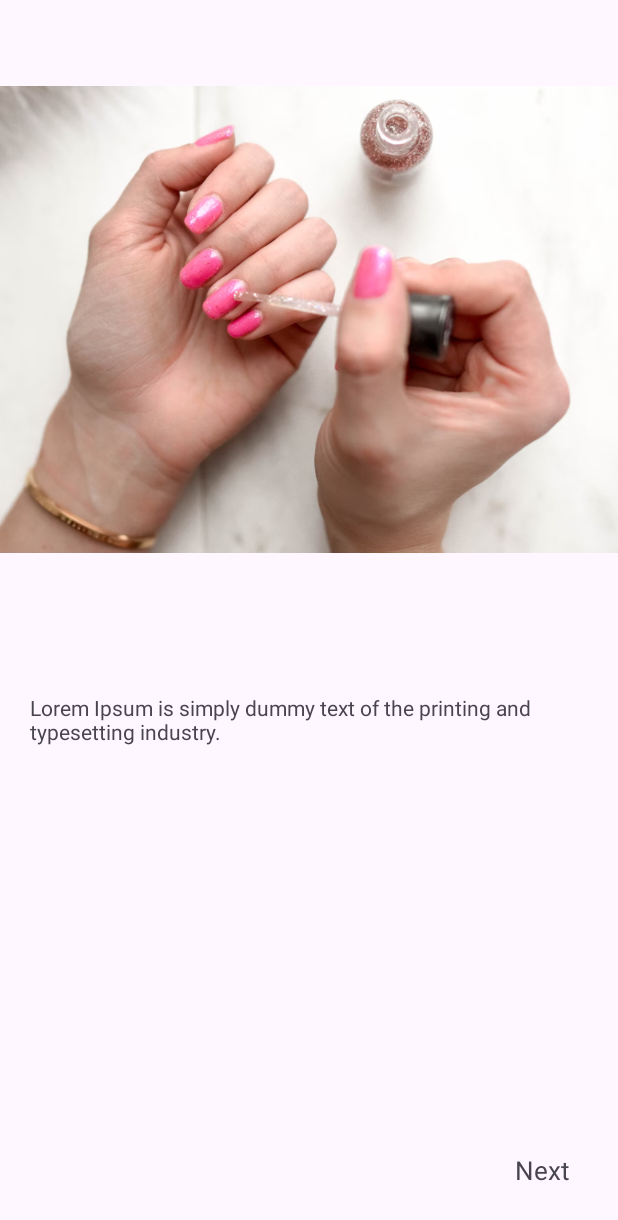
After one commit to Dilipk121/SplashScreenUsingNavigationComponent, an Android app: the fragment SecondScreen placed in its activity, on a phone screen of 412 x 824 dp. The commit adds this screen. Shown: the top 1220 px of the screen. Run offline under Robolectric (Android 15) with nearby library versions, the phone set to English and light mode, and no system bars; libraries missing offline, so code that uses them is left out: com.mikhaellopez.circularimageview; 2 statements that could not run were skipped.

Commit message:
update with onbording screens

```diff
--- a/app/build.gradle.kts
+++ b/app/build.gradle.kts
@@ -48,4 +48,6 @@ dependencies {
     androidTestImplementation("androidx.test.espresso:espresso-core:3.5.1")
 
     implementation ("com.mikhaellopez:circularimageview:4.3.1")
+    //page indicator
+    implementation("com.tbuonomo:dotsindicator:5.0")
 }
--- /dev/null
+++ b/app/src/main/java/com/example/splashscreenusingnavigationcomponent/screens/SecondScreen.kt
@@ -0,0 +1,36 @@
+package com.example.splashscreenusingnavigationcomponent.screens
+
+import android.os.Bundle
+import androidx.fragment.app.Fragment
+import android.view.LayoutInflater
+import android.view.View
+import android.view.ViewGroup
+import android.widget.TextView
+import androidx.viewpager2.widget.ViewPager2
+import com.example.splashscreenusingnavigationcomponent.R
+
+
+class SecondScreen : Fragment() {
+
+
+    override fun onCreateView(
+        inflater: LayoutInflater, container: ViewGroup?,
+        savedInstanceState: Bundle?
+    ): View? {
+        // Inflate the layout for this fragment
+        val view =  inflater.inflate(R.layout.fragment_second_screen, container, false)
+
+        val tvNext = view.findViewById<TextView>(R.id.tv_nextTwo)
+        val viewPager = activity?.findViewById<ViewPager2>(R.id.view_pager2)
+
+        tvNext.setOnClickListener(){
+
+            viewPager?.currentItem = 2
+
+        }
+
+        return view
+    }
+
+
+}
--- a/app/src/main/res/anim/from_bottom.xml
+++ b/app/src/main/res/anim/from_bottom.xml
@@ -3,12 +3,13 @@
 
 
     <translate
-        android:fromYDelta="0"
-        android:toYDelta="300%"
+        android:fromXDelta="0"
+        android:fromYDelta="300%"
         android:duration="1500"/>
 
     <alpha
         android:fromAlpha="0"
         android:toAlpha="1"
         android:duration="1500"/>
+
 </set>
--- a/app/src/main/res/anim/from_top.xml
+++ b/app/src/main/res/anim/from_top.xml
@@ -3,8 +3,8 @@
 
 
     <translate
-        android:fromYDelta="0"
-        android:toYDelta="-300%"
+        android:fromXDelta="0"
+        android:fromYDelta="-300%"
         android:duration="1500"/>
 
     <alpha
--- /dev/null
+++ b/app/src/main/res/layout/fragment_second_screen.xml
@@ -0,0 +1,44 @@
+<?xml version="1.0" encoding="utf-8"?>
+<androidx.constraintlayout.widget.ConstraintLayout xmlns:android="http://schemas.android.com/apk/res/android"
+    xmlns:app="http://schemas.android.com/apk/res-auto"
+    xmlns:tools="http://schemas.android.com/tools"
+    android:layout_width="match_parent"
+    android:layout_height="match_parent"
+    tools:context=".screens.SecondScreen">
+
+
+    <ImageView
+        android:id="@+id/imageView2"
+        android:layout_width="wrap_content"
+        android:layout_height="426dp"
+        android:src="@drawable/f1"
+        app:layout_constraintEnd_toEndOf="parent"
+        app:layout_constraintHorizontal_bias="0.5"
+        app:layout_constraintStart_toStartOf="parent"
+        app:layout_constraintTop_toTopOf="parent" />
+
+    <TextView
+        android:id="@+id/textView3"
+        android:layout_width="wrap_content"
+        android:layout_height="wrap_content"
+        android:layout_marginTop="16dp"
+        android:padding="20dp"
+        android:text="@string/lorem_ipsum_is_simply_dummy_text_of_the_printing_and_typesetting_industry"
+        app:layout_constraintEnd_toEndOf="parent"
+        app:layout_constraintHorizontal_bias="0.5"
+        app:layout_constraintStart_toStartOf="parent"
+        app:layout_constraintTop_toBottomOf="@+id/imageView2" />
+
+    <TextView
+        android:id="@+id/tv_nextTwo"
+        android:layout_width="wrap_content"
+        android:layout_height="wrap_content"
+        android:layout_marginEnd="32dp"
+        android:layout_marginBottom="32dp"
+        android:text="@string/next"
+        android:textSize="17sp"
+        app:layout_constraintBottom_toBottomOf="parent"
+        app:layout_constraintEnd_toEndOf="parent" />
+
+
+</androidx.constraintlayout.widget.ConstraintLayout>
--- a/app/src/main/res/navigation/my_nav.xml
+++ b/app/src/main/res/navigation/my_nav.xml
@@ -12,11 +12,29 @@
         tools:layout="@layout/fragment_splash" >
         <action
             android:id="@+id/action_splashFragment_to_homeFragment"
-            app:destination="@id/homeFragment" />
+            app:destination="@id/homeFragment"
+            app:popUpTo="@id/splashFragment"
+            app:popUpToInclusive="true" />
+        <action
+            android:id="@+id/action_splashFragment_to_onBoardingFragment"
+            app:destination="@id/onBoardingFragment"
+            app:popUpTo="@id/splashFragment"
+            app:popUpToInclusive="true" />
     </fragment>
     <fragment
         android:id="@+id/homeFragment"
         android:name="com.example.splashscreenusingnavigationcomponent.HomeFragment"
         android:label="fragment_home"
         tools:layout="@layout/fragment_home" />
+    <fragment
+        android:id="@+id/onBoardingFragment"
+        android:name="com.example.splashscreenusingnavigationcomponent.OnBoardingFragment"
+        android:label="fragment_on_boarding"
+        tools:layout="@layout/fragment_on_boarding" >
+        <action
+            android:id="@+id/action_onBoardingFragment_to_homeFragment"
+            app:destination="@id/homeFragment"
+            app:popUpTo="@id/onBoardingFragment"
+            app:popUpToInclusive="true" />
+    </fragment>
 </navigation>
--- a/app/src/main/res/values/colors.xml
+++ b/app/src/main/res/values/colors.xml
@@ -3,5 +3,6 @@
     <color name="black">#FF000000</color>
     <color name="splash">#E57373</color>
     <color name="home">#4DD0E1</color>
+    <color name="material_white">#FFECB3</color>
     <color name="white">#FFFFFFFF</color>
 </resources>
--- a/app/src/main/res/values/strings.xml
+++ b/app/src/main/res/values/strings.xml
@@ -4,4 +4,7 @@
     <string name="hello_blank_fragment">Hello blank fragment</string>
     <string name="home_fragment">Home Fragment</string>
     <string name="brain_beauty"><![CDATA[Brain \&\ Beauty]]></string>
+    <string name="lorem_ipsum_is_simply_dummy_text_of_the_printing_and_typesetting_industry">Lorem Ipsum is simply dummy text of the printing and typesetting industry.</string>
+    <string name="next">Next</string>
+    <string name="finish">Finish</string>
 </resources>
```
Also changed, not shown: app/src/main/java/com/example/splashscreenusingnavigationcomponent/HomeFragment.kt (+1 -40 lines), app/src/main/java/com/example/splashscreenusingnavigationcomponent/OnBoardingFragment.kt (added, +50 -0 lines), app/src/main/java/com/example/splashscreenusingnavigationcomponent/SplashFragment.kt (+20 -2 lines), app/src/main/java/com/example/splashscreenusingnavigationcomponent/ViewPagerAdapter.kt (added, +19 -0 lines), app/src/main/java/com/example/splashscreenusingnavigationcomponent/screens/FirstScreen.kt (added, +37 -0 lines), app/src/main/java/com/example/splashscreenusingnavigationcomponent/screens/ThirdScreen.kt (added, +46 -0 lines), app/src/main/res/layout/fragment_first_screen.xml (added, +43 -0 lines), app/src/main/res/layout/fragment_on_boarding.xml (added, +37 -0 lines), app/src/main/res/layout/fragment_third_screen.xml (added, +44 -0 lines), app/src/main/res/drawable/f1.png (added), app/src/main/res/drawable/f2.png (added), app/src/main/res/drawable/f3.png (added).
